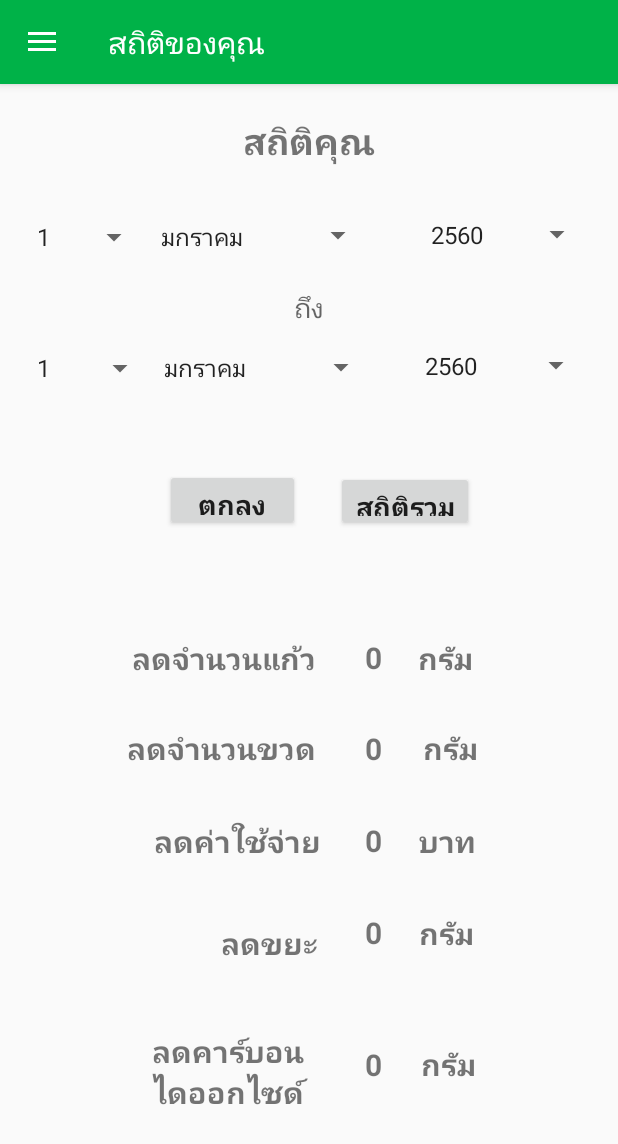
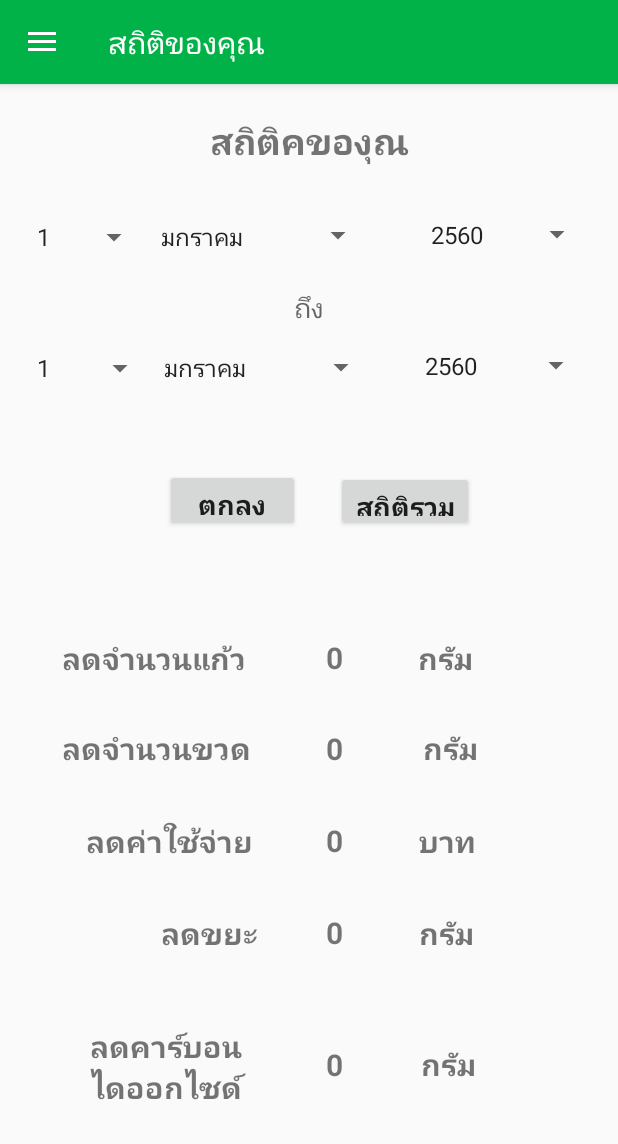
Before and after one commit to boypawit/wastBank, an Android app: the Admin_StatisticsYou screen opened directly, with no data from a screen before it, on a phone screen of 412 x 824 dp. Shown: the top 1144 px of the screen. Run offline under Robolectric (Android 15) with nearby library versions, the phone set to English and light mode, and no system bars; our stand-ins replace Volley; network calls fail.

Commit message:
Merge remote-tracking branch 'origin/master'
# Conflicts:
#	app/src/main/res/drawable-v21/bottle_stroke.png
#	app/src/main/res/drawable-v21/glass_stroke.png

```diff
--- a/app/src/main/java/com/example/boyvi/wastbank/Admin_StatisticsYou.java
+++ b/app/src/main/java/com/example/boyvi/wastbank/Admin_StatisticsYou.java
@@ -10,12 +10,28 @@ import android.support.v4.widget.DrawerLayout;
 import android.support.v7.app.ActionBarDrawerToggle;
 import android.support.v7.app.AppCompatActivity;
 import android.support.v7.widget.Toolbar;
+import android.util.Log;
 import android.view.Menu;
 import android.view.MenuItem;
 import android.view.View;
 import android.widget.ArrayAdapter;
+import android.widget.Button;
 import android.widget.Spinner;
 import android.widget.TextView;
+
+import com.android.volley.Request;
+import com.android.volley.RequestQueue;
+import com.android.volley.Response;
+import com.android.volley.VolleyError;
+import com.android.volley.VolleyLog;
+import com.android.volley.toolbox.StringRequest;
+import com.android.volley.toolbox.Volley;
+
+import org.json.JSONException;
+import org.json.JSONObject;
+
+import java.util.HashMap;
+import java.util.Map;
 
 public class Admin_StatisticsYou extends AppCompatActivity
         implements NavigationView.OnNavigationItemSelectedListener {
@@ -23,6 +39,11 @@ public class Admin_StatisticsYou extends AppCompatActivity
     SharedPreferences share ;
     Spinner spinnerday, spinnermonth,spinneryear;
     Spinner spinnertoday, spinnertomonth,spinnertoyear;
+    private String TAG = Login.class.getSimpleName();
+    private static final String URL = "https://jirayuhe57.000webhostapp.com/android/showall_stat.php";
+
+    private TextView glass,bottle,price,reduce_waste,reduce_co2;
+    private String userID;
 
     @Override
     protected void onCreate(Bundle savedInstanceState) {
@@ -32,6 +53,7 @@ public class Admin_StatisticsYou extends AppCompatActivity
         setSupportActionBar(toolbar);
 
         share = getSharedPreferences("PrefWasteBank", Context.MODE_PRIVATE);
+        userID = share.getString("id","No");
 
         DrawerLayout drawer = (DrawerLayout) findViewById(R.id.drawer_layout);
         ActionBarDrawerToggle toggle = new ActionBarDrawerToggle(
@@ -44,6 +66,9 @@ public class Admin_StatisticsYou extends AppCompatActivity
         TextView name = (TextView) headerView.findViewById(R.id.nav_name);
         name.setText(share.getString("name","No"));
         navigationView.setNavigationItemSelectedListener(this);
+
+        click ();
+        findID();
 
 
         ///////////////////Spinner date///////////////////////////////
@@ -86,6 +111,67 @@ public class Admin_StatisticsYou extends AppCompatActivity
         spinnertoyear.setAdapter(adaptertoyear);
 
     }
+
+
+
+    public void findID(){
+
+        glass = (TextView) findViewById(R.id.admin_glass);
+        bottle = (TextView) findViewById(R.id.admin_bottle);
+        price= (TextView) findViewById(R.id.admin_paysave);
+        reduce_waste = (TextView) findViewById(R.id.admin_reduce_waste);
+        reduce_co2 = (TextView) findViewById(R.id.admin_co2);
+    }
+
+
+
+    private void click (){
+        RequestQueue requestQueue = Volley.newRequestQueue(this);
+        StringRequest request = new StringRequest(Request.Method.POST, URL, new Response.Listener<String>() {
+            @Override
+            public void onResponse(String response) {
+                Log.d(TAG,response.toString());
+                try {
+                    JSONObject j= new JSONObject(response.toString());
+
+                    glass.setText(j.getString("glass").toString());
+                    bottle.setText(j.getString("bottle").toString());
+                    price.setText(j.getString("paysave").toString());
+                    reduce_waste.setText(j.getString("waste_number").toString());
+
+                    // re =  j.getString("bottle").toString();
+
+                    //Toast.makeText(User_Statistics.this, re, Toast.LENGTH_SHORT).show();
+
+
+
+                } catch (JSONException e) {
+                    e.printStackTrace();
+                }
+
+
+            }
+        }, new Response.ErrorListener() {
+            @Override
+            public void onErrorResponse(VolleyError error) {
+                VolleyLog.d(TAG,error.toString());
+                //  textviewShow.setText("Error");
+
+
+            }
+        }){
+            @Override
+            protected Map<String, String> getParams(){
+                Map<String,String> params = new HashMap<String, String>();
+                params.put("userID",userID);
+                return params;
+
+
+            }
+        };requestQueue.add(request);
+    }
+
+
 
     @Override
     public void onBackPressed() {
--- a/app/src/main/java/com/example/boyvi/wastbank/Login.java
+++ b/app/src/main/java/com/example/boyvi/wastbank/Login.java
@@ -39,7 +39,7 @@ public class Login extends AppCompatActivity {
     private String id,name,glass,bottle,paysave ;
     SharedPreferences share ;
     SharedPreferences.Editor editor;
-    private static final String URL = "https://boyvinai.000webhostapp.com/login.php";
+    private static final String URL = "https://jirayuhe57.000webhostapp.com/android/login.php";
     private  String Privilege;
     private String user,pass;
     private String loginState;
--- a/app/src/main/res/layout/content_main_admin4.xml
+++ b/app/src/main/res/layout/content_main_admin4.xml
@@ -18,7 +18,7 @@
         android:layout_marginRight="8dp"
         android:layout_marginStart="8dp"
         android:layout_marginTop="8dp"
-        android:text="สถิติคุณ"
+        android:text="สถิติคของุณ"
         android:textSize="24sp"
         android:textStyle="bold"
         app:layout_constraintBottom_toBottomOf="parent"
@@ -41,7 +41,7 @@
         android:textSize="20sp"
         android:textStyle="bold"
         app:layout_constraintBottom_toBottomOf="parent"
-        app:layout_constraintHorizontal_bias="0.333"
+        app:layout_constraintHorizontal_bias="0.174"
         app:layout_constraintLeft_toLeftOf="parent"
         app:layout_constraintRight_toRightOf="parent"
         app:layout_constraintTop_toTopOf="parent"
@@ -62,11 +62,11 @@
         android:textSize="20sp"
         android:textStyle="bold"
         app:layout_constraintBottom_toBottomOf="parent"
-        app:layout_constraintHorizontal_bias="0.323"
+        app:layout_constraintHorizontal_bias="0.18"
         app:layout_constraintLeft_toLeftOf="parent"
         app:layout_constraintRight_toRightOf="parent"
         app:layout_constraintTop_toTopOf="parent"
-        app:layout_constraintVertical_bias="0.897" />
+        app:layout_constraintVertical_bias="0.892" />
 
     <TextView
         android:id="@+id/textView67"
@@ -82,11 +82,11 @@
         android:textSize="20sp"
         android:textStyle="bold"
         app:layout_constraintBottom_toBottomOf="parent"
-        app:layout_constraintHorizontal_bias="0.421"
+        app:layout_constraintHorizontal_bias="0.299"
         app:layout_constraintLeft_toLeftOf="parent"
         app:layout_constraintRight_toRightOf="parent"
         app:layout_constraintTop_toTopOf="parent"
-        app:layout_constraintVertical_bias="0.76" />
+        app:layout_constraintVertical_bias="0.751" />
 
     <TextView
         android:id="@+id/textView68"
@@ -102,7 +102,7 @@
         android:textSize="20sp"
         android:textStyle="bold"
         app:layout_constraintBottom_toBottomOf="parent"
-        app:layout_constraintHorizontal_bias="0.283"
+        app:layout_constraintHorizontal_bias="0.123"
         app:layout_constraintLeft_toLeftOf="parent"
         app:layout_constraintRight_toRightOf="parent"
         app:layout_constraintTop_toTopOf="parent"
@@ -141,14 +141,14 @@
         android:textSize="20sp"
         android:textStyle="bold"
         app:layout_constraintBottom_toBottomOf="parent"
-        app:layout_constraintHorizontal_bias="0.292"
+        app:layout_constraintHorizontal_bias="0.121"
         app:layout_constraintLeft_toLeftOf="parent"
         app:layout_constraintRight_toRightOf="parent"
         app:layout_constraintTop_toTopOf="parent"
         app:layout_constraintVertical_bias="0.498" />
 
     <TextView
-        android:id="@+id/bottle"
+        android:id="@+id/admin_bottle"
         android:layout_width="wrap_content"
         android:layout_height="wrap_content"
         android:layout_marginBottom="8dp"
@@ -161,14 +161,14 @@
         android:textSize="20sp"
         android:textStyle="bold"
         app:layout_constraintBottom_toBottomOf="parent"
-        app:layout_constraintHorizontal_bias="0.612"
+        app:layout_constraintHorizontal_bias="0.544"
         app:layout_constraintLeft_toLeftOf="parent"
         app:layout_constraintRight_toRightOf="parent"
         app:layout_constraintTop_toTopOf="parent"
         app:layout_constraintVertical_bias="0.581" />
 
-     <TextView
-        android:id="@+id/paysave"
+    <TextView
+        android:id="@+id/admin_paysave"
         android:layout_width="wrap_content"
         android:layout_height="wrap_content"
         android:layout_marginBottom="8dp"
@@ -181,14 +181,14 @@
         android:textSize="20sp"
         android:textStyle="bold"
         app:layout_constraintBottom_toBottomOf="parent"
-        app:layout_constraintHorizontal_bias="0.612"
+        app:layout_constraintHorizontal_bias="0.544"
         app:layout_constraintLeft_toLeftOf="parent"
         app:layout_constraintRight_toRightOf="parent"
         app:layout_constraintTop_toTopOf="parent"
         app:layout_constraintVertical_bias="0.666" />
 
     <TextView
-        android:id="@+id/co2"
+        android:id="@+id/admin_co2"
         android:layout_width="wrap_content"
         android:layout_height="wrap_content"
         android:layout_marginBottom="8dp"
@@ -201,14 +201,14 @@
         android:textSize="20sp"
         android:textStyle="bold"
         app:layout_constraintBottom_toBottomOf="parent"
-        app:layout_constraintHorizontal_bias="0.612"
+        app:layout_constraintHorizontal_bias="0.544"
         app:layout_constraintLeft_toLeftOf="parent"
         app:layout_constraintRight_toRightOf="parent"
         app:layout_constraintTop_toTopOf="parent"
         app:layout_constraintVertical_bias="0.872" />
 
     <TextView
-        android:id="@+id/waste"
+        android:id="@+id/admin_reduce_waste"
         android:layout_width="wrap_content"
         android:layout_height="wrap_content"
         android:layout_marginBottom="8dp"
@@ -221,14 +221,14 @@
         android:textSize="20sp"
         android:textStyle="bold"
         app:layout_constraintBottom_toBottomOf="parent"
-        app:layout_constraintHorizontal_bias="0.612"
+        app:layout_constraintHorizontal_bias="0.544"
         app:layout_constraintLeft_toLeftOf="parent"
         app:layout_constraintRight_toRightOf="parent"
         app:layout_constraintTop_toTopOf="parent"
         app:layout_constraintVertical_bias="0.751" />
 
     <TextView
-        android:id="@+id/glass"
+        android:id="@+id/admin_glass"
         android:layout_width="wrap_content"
         android:layout_height="wrap_content"
         android:layout_marginBottom="8dp"
@@ -241,7 +241,7 @@
         android:textSize="20sp"
         android:textStyle="bold"
         app:layout_constraintBottom_toBottomOf="parent"
-        app:layout_constraintHorizontal_bias="0.612"
+        app:layout_constraintHorizontal_bias="0.544"
         app:layout_constraintLeft_toLeftOf="parent"
         app:layout_constraintRight_toRightOf="parent"
         app:layout_constraintTop_toTopOf="parent"
```
Also changed, not shown: app/src/main/java/com/example/boyvi/wastbank/Adnin_Reduce.java (+209 -6 lines), app/src/main/java/com/example/boyvi/wastbank/User_Statistics.java (+64 -13 lines), app/src/main/java/com/example/boyvi/wastbank/User_reduce.java (+4 -4 lines), app/src/main/res/layout/content_main2.xml (+10 -10 lines), app/src/main/res/layout/content_main3.xml (+17 -17 lines), app/src/main/res/layout/content_main_admin.xml (+6 -6 lines), app/src/main/res/layout/content_main_admin3.xml (+7 -8 lines).
